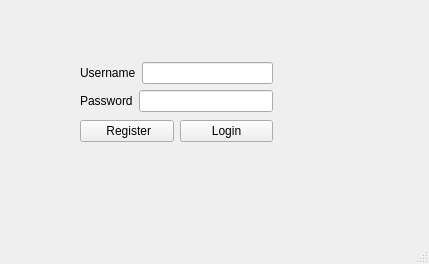
Qt form login.ui (pyprism/Hiren-Clipboard) before a commit.
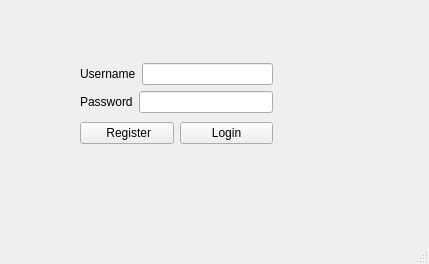
The same form after that commit.

```diff
--- a/login.ui
+++ b/login.ui
@@ -14,13 +14,13 @@
    <string>Login</string>
   </property>
   <widget class="QWidget" name="centralwidget">
-   <widget class="QWidget" name="">
+   <widget class="QWidget" name="layoutWidget">
     <property name="geometry">
      <rect>
       <x>80</x>
       <y>60</y>
       <width>193</width>
-      <height>85</height>
+      <height>88</height>
      </rect>
     </property>
     <layout class="QVBoxLayout" name="verticalLayout_2">
@@ -50,7 +50,14 @@
           </widget>
          </item>
          <item>
-          <widget class="QLineEdit" name="lineEdit_password"/>
+          <widget class="QLineEdit" name="lineEdit_password">
+           <property name="sizePolicy">
+            <sizepolicy hsizetype="Expanding" vsizetype="Fixed">
+             <horstretch>0</horstretch>
+             <verstretch>0</verstretch>
+            </sizepolicy>
+           </property>
+          </widget>
          </item>
         </layout>
        </item>
```
Left out of the diff: 2 changed lines with no effect on the pictures.
